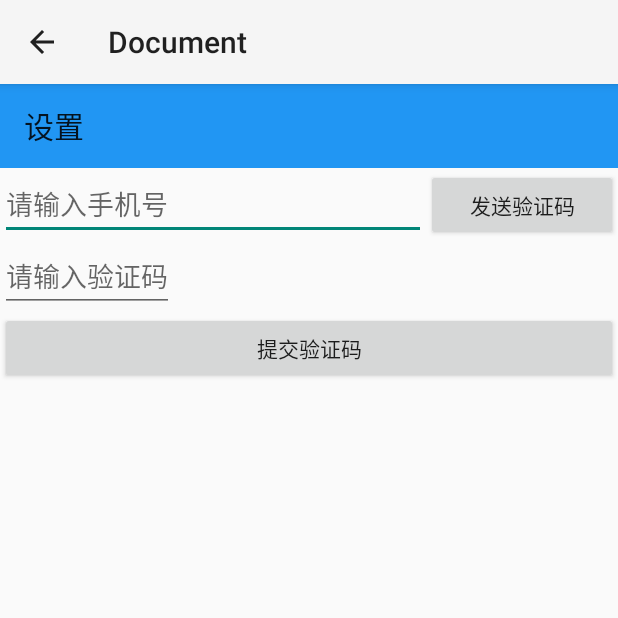
After one commit to 5A59/DocShare, an Android app: the RegisterActivity screen opened directly, with no data from a screen before it, on a phone screen of 412 x 824 dp, the top half of it. The commit adds this screen. Run offline under Robolectric (Android 15) with nearby library versions, the phone set to English and light mode, and no system bars; libraries missing offline, so code that uses them is left out: cn.smssdk; 3 statements that could not run were skipped.

Commit message:
2016 2 25 23:11

```diff
--- a/app/src/main/java/docnetwork/HttpData.java
+++ b/app/src/main/java/docnetwork/HttpData.java
@@ -8,4 +8,5 @@ import docnetwork.dataobj.Info;
 public class HttpData {
     public static Info info = new Info();
     public static StringBuffer userName = new StringBuffer();
+    public static StringBuffer userNum = new StringBuffer();
 }
--- /dev/null
+++ b/app/src/main/java/zy/com/document/RegisterActivity.java
@@ -0,0 +1,152 @@
+package zy.com.document;
+
+import android.content.Intent;
+import android.os.Bundle;
+import android.support.v7.app.AppCompatActivity;
+import android.support.v7.widget.Toolbar;
+import android.view.View;
+import android.widget.Button;
+import android.widget.EditText;
+
+import java.util.HashMap;
+import java.util.regex.Matcher;
+import java.util.regex.Pattern;
+
+import cn.smssdk.EventHandler;
+import cn.smssdk.SMSSDK;
+import utils.GeneralUtils;
+
+/**
+ * Created by zy on 16-2-22.
+ */
+public class RegisterActivity extends AppCompatActivity{
+    private static final String PHONE = "phone";
+    private static final String CHINA_CODE = "86";
+    private static final String RES = "res";
+
+    private EditText mobileEdit;
+    private EditText authEdit;
+    private Button sendAuthButton;
+    private Button authSureButton;
+    private EventHandler eh;
+
+    private String mobile;
+    private String auth;
+
+    private boolean res;
+
+    @Override
+    public void onCreate(Bundle savedInstanceState) {
+        super.onCreate(savedInstanceState);
+        setContentView(R.layout.activity_register);
+
+        initToolBar();
+        initView();
+        initSms();
+    }
+
+    private void initToolBar(){
+        Toolbar toolbar = (Toolbar) this.findViewById(R.id.toolbar);
+        toolbar.setTitle(getResources().getString(R.string.settings));
+        setSupportActionBar(toolbar);
+        getSupportActionBar().setDisplayHomeAsUpEnabled(true);
+        getSupportActionBar().setHomeButtonEnabled(true);
+        toolbar.setNavigationOnClickListener(new View.OnClickListener() {
+            @Override
+            public void onClick(View v) {
+                setRes();
+                finish();
+            }
+        });
+    }
+
+    private void initView(){
+        res = false;
+
+        mobileEdit = (EditText) this.findViewById(R.id.edit_mobile);
+        authEdit = (EditText) this.findViewById(R.id.edit_auth);
+        sendAuthButton = (Button) this.findViewById(R.id.button_send_auth);
+        authSureButton = (Button) this.findViewById(R.id.button_auth_sure);
+
+        sendAuthButton.setOnClickListener(new View.OnClickListener() {
+            @Override
+            public void onClick(View v) {
+                mobile = mobileEdit.getText().toString();
+                Pattern pattern = Pattern.compile("[1][0-9]{10}");
+                Matcher matcher = pattern.matcher(mobile);
+                if (matcher.matches()){
+                    SMSSDK.getVerificationCode(CHINA_CODE, mobile);
+                }else {
+                    GeneralUtils.getInstance().myToast(RegisterActivity.this,
+                            getResources().getString(R.string.no_mobile));
+                }
+            }
+        });
+
+        authSureButton.setOnClickListener(new View.OnClickListener() {
+            @Override
+            public void onClick(View v) {
+                auth = authEdit.getText().toString();
+                if (auth != null && !auth.isEmpty() && mobile != null && !mobile.isEmpty()){
+                    SMSSDK.submitVerificationCode(CHINA_CODE, mobile, auth);
+                }else {
+                    GeneralUtils.getInstance().myToast(RegisterActivity.this,
+                            getResources().getString(R.string.no_auth));
+                }
+            }
+        });
+    }
+
+    private void initSms(){
+        eh=new EventHandler(){
+            @Override
+            public void afterEvent(int event, int result, Object data) {
+                if (result == SMSSDK.RESULT_COMPLETE) {
+                    //回调完成
+                    if (event == SMSSDK.EVENT_SUBMIT_VERIFICATION_CODE) {
+                        //提交验证码成功
+                        HashMap<String, Object> d = (HashMap<String, Object>) data;
+                        if (d.get(PHONE).equals(mobile)){
+//                            GeneralUtils.getInstance().myToast(RegisterActivity.this,
+//                                    getResources().getString(R.string.auth_success));
+                            res = true;
+                            setRes();
+                            finish();
+                        }else {
+//                            GeneralUtils.getInstance().myToast(RegisterActivity.this,
+//                                    getResources().getString(R.string.auth_fail));
+                        }
+                    }else if (event == SMSSDK.EVENT_GET_VERIFICATION_CODE){
+                        //获取验证码成功
+//                        GeneralUtils.getInstance().myToast(RegisterActivity.this,
+//                                getResources().getString(R.string.auth_sended));
+                    }else if (event == SMSSDK.EVENT_GET_SUPPORTED_COUNTRIES){
+                        //返回支持发送验证码的国家列表
+                    }
+                }else{
+                    ((Throwable)data).printStackTrace();
+                    GeneralUtils.getInstance().myToast(RegisterActivity.this,
+                            getResources().getString(R.string.auth_fail));
+                }
+            }
+        };
+        SMSSDK.registerEventHandler(eh); //注册短信回调
+    }
+
+    private void setRes(){
+        Intent intent = new Intent();
+        Bundle bundle = new Bundle();
+        bundle.putString(PHONE, mobile);
+        bundle.putBoolean(RES, res);
+        intent.putExtras(bundle);
+        setResult(RESULT_OK, intent);
+    }
+
+    @Override
+    public void finish() {
+        super.finish();
+        if (eh != null){
+            SMSSDK.unregisterAllEventHandler(); //注册短信回调
+        }
+    }
+}
--- /dev/null
+++ b/app/src/main/res/layout/activity_register.xml
@@ -0,0 +1,55 @@
+<?xml version="1.0" encoding="utf-8"?>
+<LinearLayout xmlns:android="http://schemas.android.com/apk/res/android"
+    android:layout_width="match_parent"
+    android:layout_height="match_parent"
+    android:orientation="vertical">
+
+    <android.support.v7.widget.Toolbar
+        android:id="@+id/toolbar"
+        android:layout_width="match_parent"
+        android:layout_height="?attr/actionBarSize"
+        android:theme="@style/toolbar_white"
+        android:background="@color/colorPrimary">
+    </android.support.v7.widget.Toolbar>
+
+    <LinearLayout
+        android:layout_width="match_parent"
+        android:layout_height="wrap_content">
+
+        <EditText
+            android:id="@+id/edit_mobile"
+            android:layout_width="wrap_content"
+            android:layout_height="wrap_content"
+            android:layout_weight="10"
+            android:hint="@string/input_mobile"
+            android:inputType="phone"/>
+
+        <Button
+            android:id="@+id/button_send_auth"
+            android:layout_width="wrap_content"
+            android:layout_height="wrap_content"
+            android:layout_weight="2"
+            android:text="@string/send_auth"/>
+
+    </LinearLayout>
+
+    <RelativeLayout
+        android:layout_width="wrap_content"
+        android:layout_height="wrap_content">
+
+        <EditText
+            android:id="@+id/edit_auth"
+            android:layout_width="wrap_content"
+            android:layout_height="wrap_content"
+            android:hint="@string/input_auth"
+            android:inputType="number"/>
+
+    </RelativeLayout>
+
+    <Button
+        android:id="@+id/button_auth_sure"
+        android:layout_width="match_parent"
+        android:layout_height="wrap_content"
+        android:text="@string/auth_sure"/>
+
+</LinearLayout>
--- a/app/src/main/res/values/strings.xml
+++ b/app/src/main/res/values/strings.xml
@@ -39,4 +39,18 @@
 
     <string name="upload_headimg_success">上传头像成功</string>
     <string name="upload_headimg_fail">上传头像失败</string>
+    <string name="upload_name_success">上传昵称成功</string>
+    <string name="upload_name_fail">上传昵称失败</string>
+    <string name="bound_mobile_success">绑定手机号成功</string>
+    <string name="bound_mobile_fail">绑定手机号失败</string>
+
+    <string name="send_auth">发送验证码</string>
+    <string name="auth_sure">提交验证码</string>
+    <string name="input_mobile">请输入手机号</string>
+    <string name="input_auth">请输入验证码</string>
+    <string name="no_mobile">请输入正确的手机号</string>
+    <string name="no_auth">请输入正确的验证码</string>
+    <string name="auth_sended">验证码已发送</string>
+    <string name="auth_success">验证成功</string>
+    <string name="auth_fail">验证失败</string>
 </resources>
```
Also changed, not shown: app/src/main/AndroidManifest.xml (+9 -0 lines), app/src/main/java/docnetwork/DocNetwork.java (+11 -3 lines), app/src/main/java/zy/com/document/SettingActivity.java (+106 -3 lines), app/src/main/java/zy/com/document/WelcomeActivity.java (+14 -2 lines).
